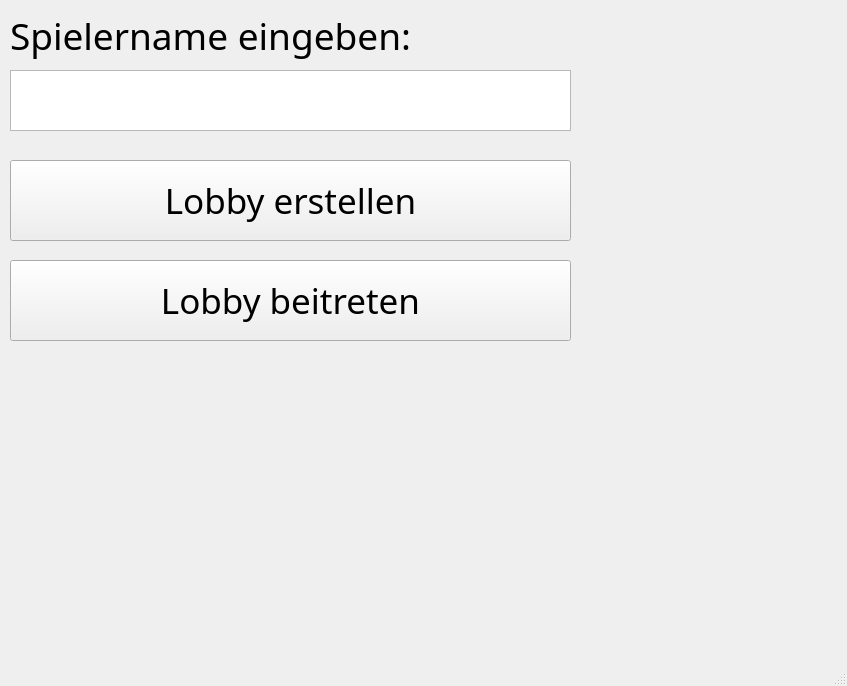
Before: the Qt Designer form GUI/ProjectQ/mainwindow.ui in Praktikumsgruppe-1/Qwirkle, drawn with Qt 5.
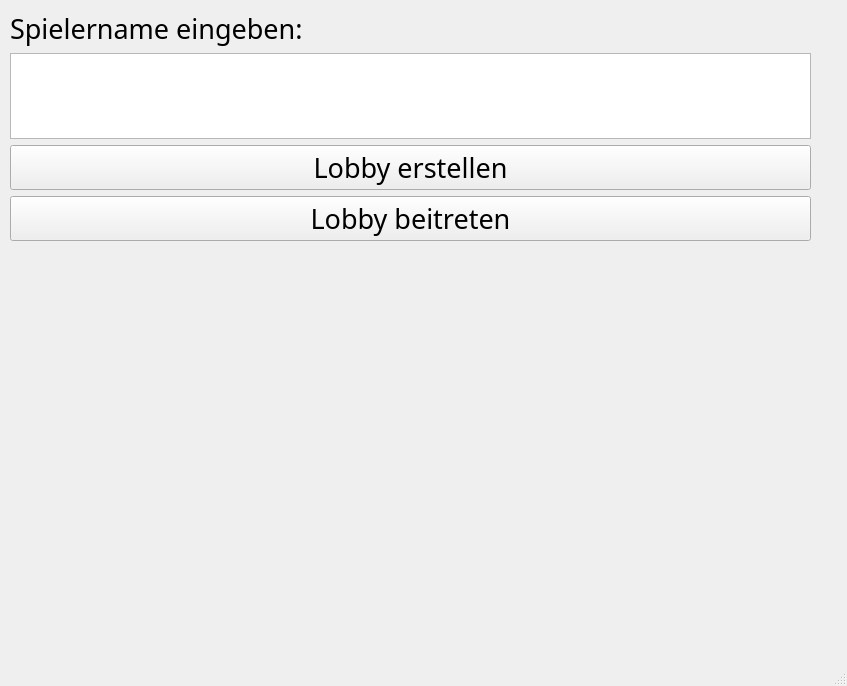
After: the same form once the commit is applied.

What changed in the file:
```diff
--- a/GUI/ProjectQ/mainwindow.ui
+++ b/GUI/ProjectQ/mainwindow.ui
@@ -14,34 +14,31 @@
    <string>MainWindow</string>
   </property>
   <widget class="QWidget" name="centralwidget">
-   <widget class="QLabel" name="label">
+   <widget class="QWidget" name="">
     <property name="geometry">
      <rect>
       <x>10</x>
       <y>10</y>
-      <width>611</width>
-      <height>51</height>
+      <width>801</width>
+      <height>231</height>
      </rect>
     </property>
+    <layout class="QVBoxLayout" name="verticalLayout_2">
+     <item>
+      <widget class="QLabel" name="label">
     <property name="font">
      <font>
       <family>Candara Light</family>
-      <pointsize>28</pointsize>
+         <pointsize>20</pointsize>
      </font>
     </property>
     <property name="text">
      <string>Spielername eingeben:</string>
     </property>
    </widget>
+     </item>
+     <item>
    <widget class="QTextBrowser" name="textBrowser">
-    <property name="geometry">
-     <rect>
-      <x>10</x>
-      <y>70</y>
-      <width>561</width>
-      <height>61</height>
-     </rect>
-    </property>
     <property name="font">
      <font>
       <family>Candara Light</family>
@@ -50,44 +47,35 @@
      </font>
     </property>
    </widget>
+     </item>
+     <item>
    <widget class="QPushButton" name="pushButton">
-    <property name="geometry">
-     <rect>
-      <x>10</x>
-      <y>160</y>
-      <width>561</width>
-      <height>81</height>
-     </rect>
-    </property>
     <property name="font">
      <font>
       <family>Candara Light</family>
-      <pointsize>26</pointsize>
+         <pointsize>20</pointsize>
      </font>
     </property>
     <property name="text">
      <string>Lobby erstellen</string>
     </property>
    </widget>
+     </item>
+     <item>
    <widget class="QPushButton" name="pushButton_2">
-    <property name="geometry">
-     <rect>
-      <x>10</x>
-      <y>260</y>
-      <width>561</width>
-      <height>81</height>
-     </rect>
-    </property>
     <property name="font">
      <font>
       <family>Candara Light</family>
-      <pointsize>26</pointsize>
+         <pointsize>20</pointsize>
      </font>
     </property>
     <property name="text">
      <string>Lobby beitreten</string>
     </property>
    </widget>
+     </item>
+    </layout>
+   </widget>
   </widget>
   <widget class="QMenuBar" name="menubar">
    <property name="geometry">
```
Left out of the diff: 2 changed lines with no effect on the pictures. Lines whose indentation alone changed are shown as unchanged.
